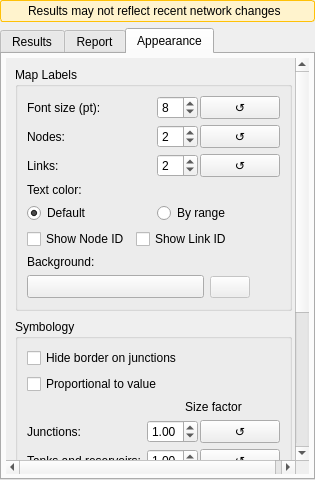
This is ui/analysis/qgisred_results_dock.ui in qgisred/QGISRed as Qt 5 draws it before an edit. The edited form follows.
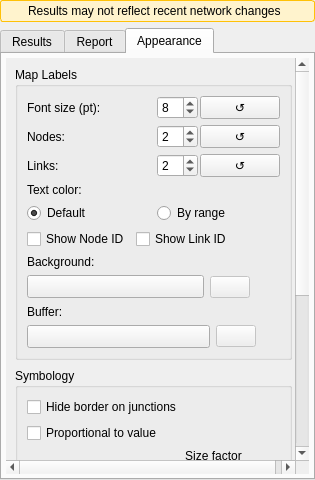
This is the edited form. The open tabs and pages were chosen to show the change. Custom widgets are drawn as their Qt base class.

Commit message: [Results] Add buffer to labels in appearance tab

Diff of the .ui file:
```diff
--- a/ui/analysis/qgisred_results_dock.ui
+++ b/ui/analysis/qgisred_results_dock.ui
@@ -1545,6 +1545,62 @@
                  </item>
                 </layout>
                </item>
+               <item row="8" column="0" colspan="2">
+                <widget class="QLabel" name="lbLabelBufferColorText">
+                 <property name="text">
+                  <string>Buffer:</string>
+                 </property>
+                </widget>
+               </item>
+               <item row="9" column="0" colspan="2">
+                <layout class="QHBoxLayout" name="horizontalLayout_labelBufferColor">
+                 <item>
+                  <widget class="QgsColorButton" name="btLabelBufferColor">
+                   <property name="sizePolicy">
+                    <sizepolicy hsizetype="Expanding" vsizetype="Fixed">
+                     <horstretch>0</horstretch>
+                     <verstretch>0</verstretch>
+                    </sizepolicy>
+                   </property>
+                   <property name="minimumHeight">
+                    <number>24</number>
+                   </property>
+                  </widget>
+                 </item>
+                 <item>
+                  <widget class="QPushButton" name="btClearLabelBufferColor">
+                   <property name="text">
+                    <string/>
+                   </property>
+                   <property name="toolTip">
+                    <string>Clear label buffer color</string>
+                   </property>
+                   <property name="maximumWidth">
+                    <number>24</number>
+                   </property>
+                   <property name="enabled">
+                    <bool>false</bool>
+                   </property>
+                  </widget>
+                 </item>
+                 <item>
+                  <spacer name="horizontalSpacer_labelBufferLock">
+                   <property name="orientation">
+                    <enum>Qt::Horizontal</enum>
+                   </property>
+                   <property name="sizeType">
+                    <enum>QSizePolicy::Fixed</enum>
+                   </property>
+                   <property name="sizeHint" stdset="0">
+                    <size>
+                     <width>24</width>
+                     <height>0</height>
+                    </size>
+                   </property>
+                  </spacer>
+                 </item>
+                </layout>
+               </item>
               </layout>
              </widget>
             </item>
```
The commit also changes 12 other files.
